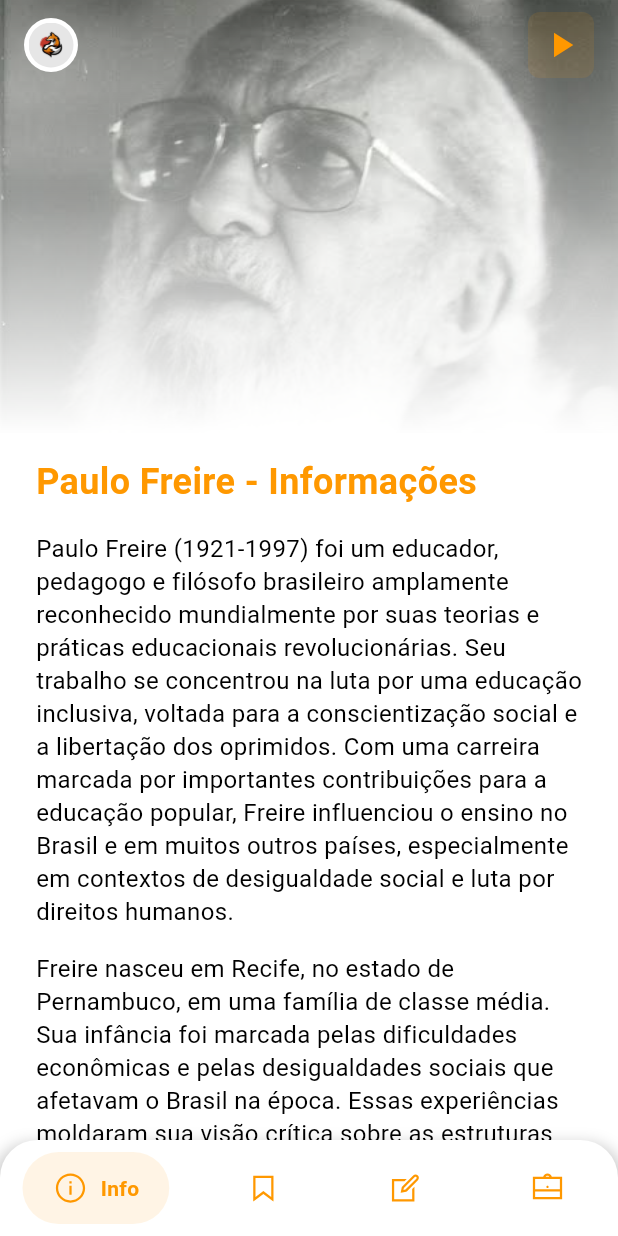
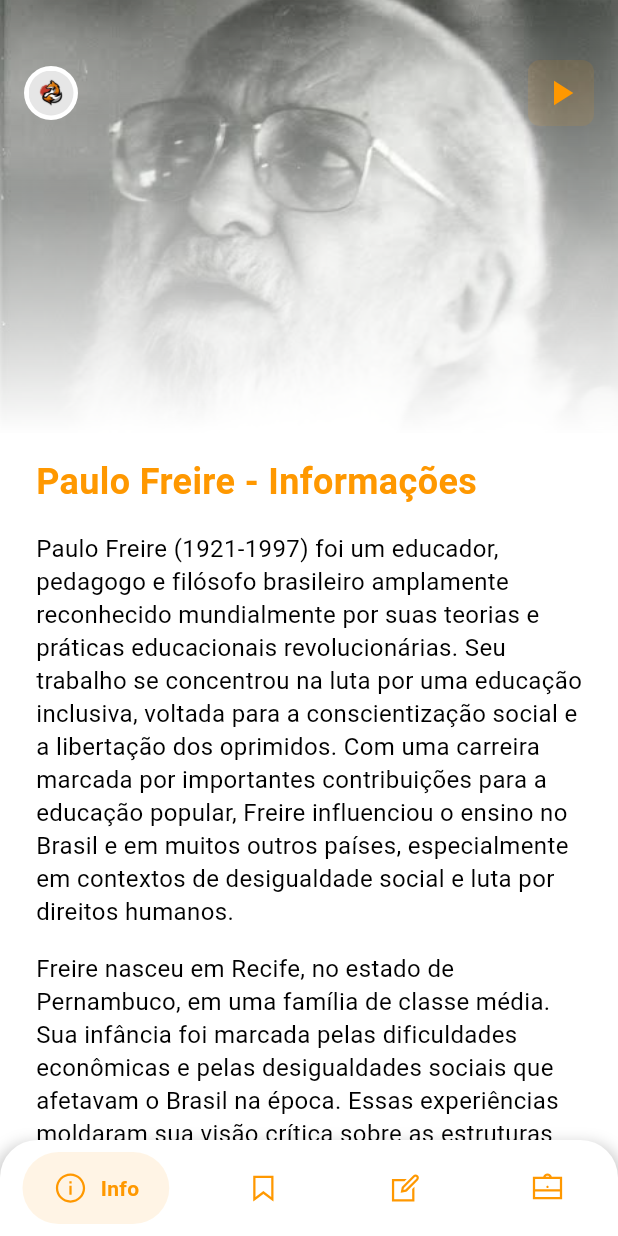
Before and after one commit to leonato-289/Paulo-Freire, a Flutter app: the screen it shows after launch, on a phone screen of 412 x 824 dp. Run offline on Flutter 3.47's test engine with Material 3 defaults, Android fonts, the light colour scheme and no system bars; drawn by our look-alikes of google_nav_bar; our stand-ins replace line_icons.

Commit message:
Salvando altera├º├Áes no projeto

```diff
--- a/lib/screens/home_screen.dart
+++ b/lib/screens/home_screen.dart
@@ -1,11 +1,11 @@
 import 'package:flutter/material.dart';
 import 'package:google_nav_bar/google_nav_bar.dart';
 import 'package:line_icons/line_icons.dart';
+import 'package:flutter/services.dart';
 import 'info_screen.dart';
 import 'teoria_screen.dart';
 import 'metodo_screen.dart';
 import 'legado_screen.dart';
-import 'package:flutter/services.dart'; // Import necessário para alterar a cor da barra de status
 
 class HomeScreen extends StatefulWidget {
   @override
@@ -29,27 +29,38 @@ class _HomeScreenState extends State<HomeScreen> {
     'Legado',
   ];
 
-  Color appNavBarColor = Colors.white;
-
   @override
   void initState() {
     super.initState();
-    // Configura a barra de status para ser branca e os ícones escuros
+
+    SystemChrome.setEnabledSystemUIMode(SystemUiMode.edgeToEdge);
+
     SystemChrome.setSystemUIOverlayStyle(
       SystemUiOverlayStyle(
-        statusBarColor: Colors.white, // Cor de fundo da barra de status
-        statusBarIconBrightness: Brightness.dark, // Ícones escuros na barra de status
+        statusBarColor: Colors.transparent,
+        statusBarIconBrightness: Brightness.dark,
+        systemNavigationBarColor: Colors.transparent,
+        systemNavigationBarIconBrightness: Brightness.dark,
+        systemNavigationBarDividerColor: Colors.transparent,
       ),
     );
   }
 
   @override
   Widget build(BuildContext context) {
-    return Scaffold(
+    return AnnotatedRegion<SystemUiOverlayStyle>(
+      value: SystemUiOverlayStyle(
+        statusBarColor: Colors.transparent,
+        statusBarIconBrightness: Brightness.dark,
+        systemNavigationBarColor: Colors.transparent,
+        systemNavigationBarIconBrightness: Brightness.dark,
+        systemNavigationBarDividerColor: Colors.transparent,
+      ),
+      child: Scaffold(
+        extendBody: true,
         backgroundColor: Colors.white,
         body: Stack(
           children: [
-          // Corpo principal que passa por baixo do topo
             Column(
               children: [
                 Expanded(
@@ -59,15 +70,13 @@ class _HomeScreenState extends State<HomeScreen> {
                 ),
               ],
             ),
-          // Topo com ícone de raposa e botão de play
             Padding(
-            padding: const EdgeInsets.symmetric(horizontal: 16.0, vertical: 8.0),
+              padding: const EdgeInsets.only(left: 16.0, right: 16.0, top: 40.0, bottom: 8.0),
               child: Align(
                 alignment: Alignment.topCenter,
                 child: Row(
                   mainAxisAlignment: MainAxisAlignment.spaceBetween,
                   children: [
-                  // Ícone da raposa
                     CircleAvatar(
                       backgroundColor: Colors.white,
                       radius: 18,
@@ -80,14 +89,11 @@ class _HomeScreenState extends State<HomeScreen> {
                         ),
                       ),
                     ),
-                  // Botão de play
                     Material(
                       color: Colors.orange.withOpacity(0.1),
                       borderRadius: BorderRadius.circular(8),
                       child: InkWell(
-                      onTap: () {
-                        // ação do play
-                      },
+                        onTap: () {},
                         borderRadius: BorderRadius.circular(8),
                         child: Padding(
                           padding: const EdgeInsets.all(8.0),
@@ -105,10 +111,9 @@ class _HomeScreenState extends State<HomeScreen> {
             ),
           ],
         ),
-
         bottomNavigationBar: Container(
           decoration: BoxDecoration(
-          color: Colors.white, // Barra de navegação branca
+            color: Colors.white,
             borderRadius: BorderRadius.only(
               topLeft: Radius.circular(25),
               topRight: Radius.circular(25),
@@ -134,7 +139,7 @@ class _HomeScreenState extends State<HomeScreen> {
               duration: Duration(milliseconds: 400),
               tabBackgroundColor: Colors.orange.withOpacity(0.1),
               color: Colors.orange,
-            backgroundColor: Colors.white, // Barra de navegação com fundo branco
+              backgroundColor: Colors.white,
               tabs: [
                 GButton(
                   icon: LineIcons.infoCircle,
@@ -170,6 +175,7 @@ class _HomeScreenState extends State<HomeScreen> {
             ),
           ),
         ),
+      ),
     );
   }
 }
```
Also changed, not shown: pubspec.lock. Lines whose indentation alone changed are shown as unchanged.
